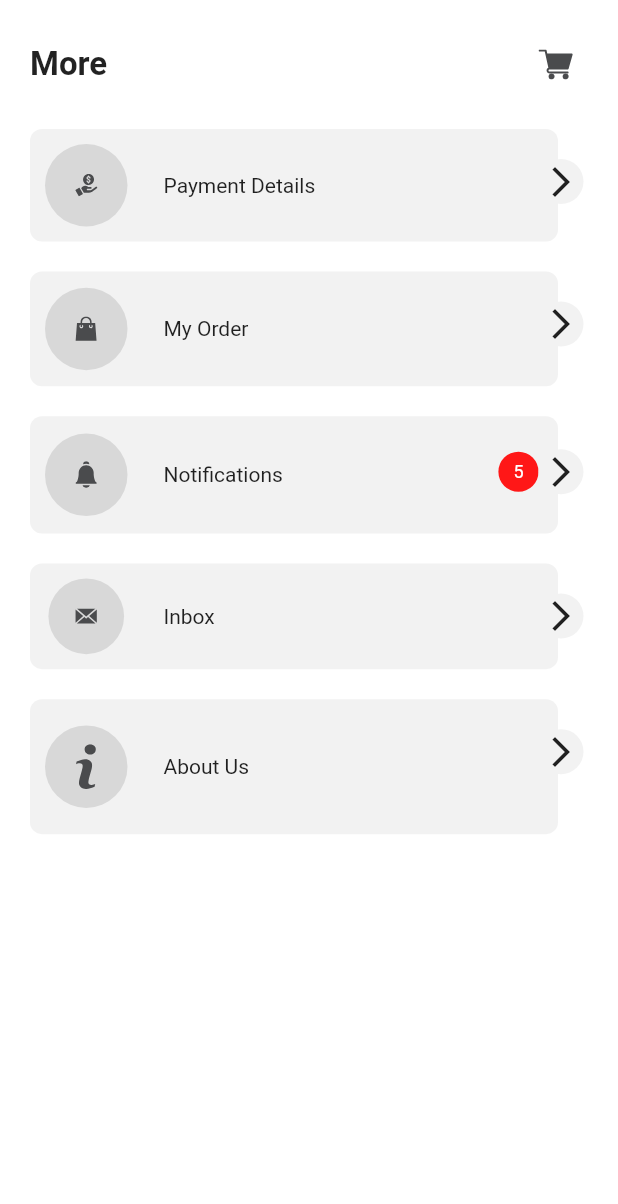
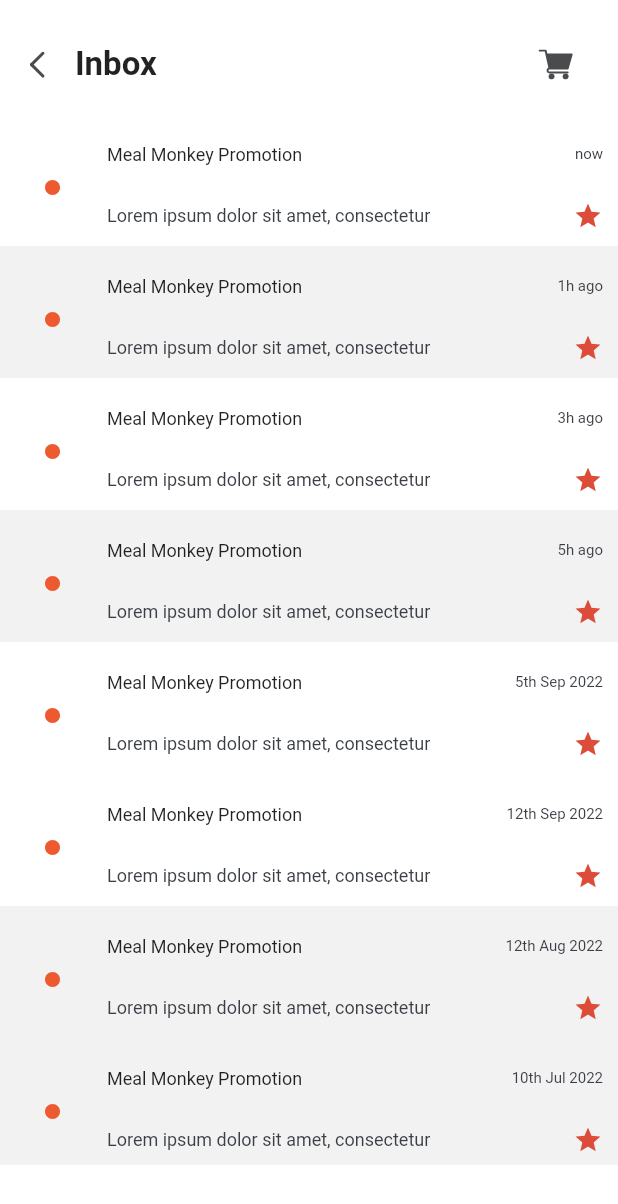
Before and after one commit to 7H3-PR073C70R/meal_monkey, a Flutter app: the MorePage screen opened directly, after a tap on "Inbox", on a phone screen of 412 x 824 dp. Shown: the top 1204 px of the screen. Run offline on Flutter 3.47's test engine with Material 2 defaults, Android fonts, the phone set to English and light mode, and no system bars; our stand-ins replace curved_navigation_bar, equatable, flutter_screenutil, flutter_svg, go_router, hooks_riverpod; network calls fail; Roboto replaces fonts that are missing (Metropolis); project files that could hold a hidden picture were left out.

Commit message:
Implement inbox UI

```diff
--- a/lib/src/core/router/router.dart
+++ b/lib/src/core/router/router.dart
@@ -3,6 +3,7 @@ import 'package:go_router/go_router.dart';
 import 'package:meal_monkey/src/core/widgets/smart_widgets/main_widget.dart';
 import 'package:meal_monkey/src/features/about/presentation/pages/about_us_page.dart';
 import 'package:meal_monkey/src/features/checkout/presentation/pages/checkout_page.dart';
+import 'package:meal_monkey/src/features/inbox/presentation/pages/inbox_page.dart';
 import 'package:meal_monkey/src/features/my_order/presentation/pages/my_order.dart';
 import 'package:meal_monkey/src/features/notification/presentation/page/notification_page.dart';
 
@@ -44,6 +45,11 @@ class Routes {
             path: '/checkout',
             builder: (context, state) => const CheckoutPage(),
           ),
+          GoRoute(
+            name: 'inbox',
+            path: '/inbox',
+            builder: (context, state) => const InboxPage(),
+          ),
         ],
       );
 }
--- a/lib/src/core/widgets/dummy_widgets/inbox_card.dart
+++ /dev/null
@@ -1,57 +0,0 @@
-import 'package:flutter/material.dart';
-
-import 'package:meal_monkey/src/core/constants/app_colors.dart';
-import 'package:meal_monkey/src/core/widgets/dummy_widgets/app_size.dart';
-import 'package:meal_monkey/src/core/widgets/dummy_widgets/app_textstyles.dart';
-
-class InboxCard extends StatelessWidget {
-  final String title;
-  final String description;
-  final String date;
-  const InboxCard({
-    Key? key,
-    required this.title,
-    required this.description,
-    required this.date,
-  }) : super(key: key);
-
-  @override
-  Widget build(BuildContext context) {
-    return Row(
-      children: [
-       const Icon(
-          Icons.notifications,
-          size: 20,
-          color: AppColors.orange,
-        ),
-        AppSpacing.horizontalSpaceLarge,
-        Column(
-          crossAxisAlignment: CrossAxisAlignment.start,
-          children: [
-            Text(title,
-                style: AppTextStyle.bodyOneTextStyle,),
-            AppSpacing.verticalSpaceSmall,
-            Text(description,
-                style: AppTextStyle.bodyOneTextStyle
-                    .copyWith(color: AppColors.greyColor),),
-          ],
-        ),
-        const Spacer(),
-        Column(
-          mainAxisAlignment: MainAxisAlignment.spaceBetween,
-          crossAxisAlignment: CrossAxisAlignment.end,
-          children: [
-            Text(date,
-                style: AppTextStyle.bodyTwoTextStyle
-                    .copyWith(color: AppColors.greyColor),),
-          const  Icon(
-              Icons.star,
-              size: 20,
-              color: AppColors.orange,
-            ),
-          ],
-        )
-      ],
-    );
-  }
-}
--- a/lib/src/features/checkout/presentation/pages/checkout_page.dart
+++ b/lib/src/features/checkout/presentation/pages/checkout_page.dart
@@ -27,7 +27,7 @@ class CheckoutPage extends StatelessWidget {
               child: DeliveryAddress(),
             ),
             _spaceContainer(),
-            PaymentMethod(),
+           const PaymentMethod(),
             _spaceContainer(),
             Padding(
               padding: const EdgeInsets.all(10.0),
--- a/lib/src/features/checkout/presentation/widgets/payment_method.dart
+++ b/lib/src/features/checkout/presentation/widgets/payment_method.dart
@@ -55,7 +55,7 @@ class PaymentMethod extends StatelessWidget {
                                   color: AppColors.greyModerateColor,
                                 ),
                                 AppSpacing.verticalSpaceSmall,
-                                AppInputField(
+                                const AppInputField(
                                   placeHolder: 'Card Number',
                                 ),
                                 AppSpacing.verticalSpaceLarge,
--- /dev/null
+++ b/lib/src/features/inbox/domain/entities/inbox.dart
@@ -0,0 +1,17 @@
+import 'package:equatable/equatable.dart';
+
+class Inbox extends Equatable {
+  final String text;
+  final String date;
+  final bool isRead;
+  final String desc;
+  const Inbox({
+    required this.text,
+    required this.date,
+    required this.isRead,
+    required this.desc,
+  });
+
+  @override
+  List<Object?> get props => [text, date, isRead];
+}
--- /dev/null
+++ b/lib/src/features/inbox/presentation/pages/inbox_page.dart
@@ -0,0 +1,97 @@
+import 'package:flutter/material.dart';
+import 'package:meal_monkey/src/core/constants/asset_path.dart';
+import 'package:meal_monkey/src/core/constants/strings.dart';
+import 'package:meal_monkey/src/core/widgets/dummy_widgets/app_bar.dart';
+import 'package:meal_monkey/src/features/inbox/domain/entities/inbox.dart';
+import 'package:meal_monkey/src/features/inbox/presentation/widgets/inbox_card.dart';
+
+
+
+
+
+class InboxPage extends StatelessWidget {
+  const InboxPage({Key? key}) : super(key: key);
+
+  @override
+  Widget build(BuildContext context) {
+    final kh = MediaQuery.of(context).size.height;
+
+    const List<Inbox> _inbox = [
+      Inbox(
+        text: 'Meal Monkey Promotion ',
+        date: 'now',
+        isRead: true,
+        desc: 'Lorem ipsum dolor sit amet, consectetur ',
+      ),
+      Inbox(
+        text: 'Meal Monkey Promotion ',
+        date: '1h ago',
+        isRead: false,
+         desc: 'Lorem ipsum dolor sit amet, consectetur ',
+      ),
+      Inbox(
+        text: 'Meal Monkey Promotion ',
+        date: '3h ago',
+        isRead: true,
+         desc: 'Lorem ipsum dolor sit amet, consectetur ',
+      ),
+      Inbox(
+        text: 'Meal Monkey Promotion ',
+        date: '5h ago',
+        isRead: false,
+         desc: 'Lorem ipsum dolor sit amet, consectetur ',
+      ),
+      Inbox(
+        text: 'Meal Monkey Promotion ',
+        date: '5th Sep 2022',
+        isRead: true,
+         desc: 'Lorem ipsum dolor sit amet, consectetur ',
+      ),
+      Inbox(
+        text: 'Meal Monkey Promotion ',
+        date: '12th Sep 2022',
+        isRead: true,
+         desc: 'Lorem ipsum dolor sit amet, consectetur ',
+      ),
+      Inbox(
+        text: 'Meal Monkey Promotion ',
+        date: '12th Aug 2022',
+        isRead: false,
+         desc: 'Lorem ipsum dolor sit amet, consectetur ',
+      ),
+      Inbox(
+        text: 'Meal Monkey Promotion ',
+        date: '10th Jul 2022',
+        isRead: false,
+         desc: 'Lorem ipsum dolor sit amet, consectetur ',
+      ),
+    ];
+    return Scaffold(
+      body: Column(
+        children: [
+          const AppCustomAppBar(
+            title: AppString.inbox,
+            isBackButton: true,
+            icon: AssetPath.shoppingCartIcon,
+          ),
+          SizedBox(
+            height: kh * 0.85,
+            child: ListView.builder(
+              shrinkWrap: true,
+              itemCount: _inbox.length,
+              itemBuilder: (context, index) {
+                return InboxCard(
+                    inboxTitle: _inbox[index].text,
+                    inboxTime: _inbox[index].date,
+                    inboxRead: _inbox[index].isRead,
+                    inboxDesc: _inbox[index].desc,
+
+                    );
+              },
+            ),
+          ),
+        ],
+      ),
+    );
+  }
+}
--- /dev/null
+++ b/lib/src/features/inbox/presentation/widgets/inbox_card.dart
@@ -0,0 +1,83 @@
+import 'package:flutter/material.dart';
+import 'package:flutter_svg/svg.dart';
+
+import 'package:meal_monkey/src/core/constants/app_colors.dart';
+import 'package:meal_monkey/src/core/constants/asset_path.dart';
+
+import 'package:meal_monkey/src/core/widgets/dummy_widgets/app_size.dart';
+import 'package:meal_monkey/src/core/widgets/dummy_widgets/app_textstyles.dart';
+
+class InboxCard extends StatelessWidget {
+  final String inboxTitle;
+  final String inboxTime;
+  final String inboxDesc;
+  final bool inboxRead;
+  const InboxCard({
+    Key? key,
+    required this.inboxTitle,
+    required this.inboxDesc,
+    required this.inboxTime,
+    required this.inboxRead,
+  }) : super(key: key);
+
+  @override
+  Widget build(BuildContext context) {
+    return Container(
+      color: inboxRead ? AppColors.kcWhiteColor : AppColors.greyLightColor,
+      child: Padding(
+        padding: const EdgeInsets.fromLTRB(30, 20, 10, 10),
+        child: Row(
+          mainAxisAlignment: MainAxisAlignment.spaceBetween,
+          children: [
+            Flexible(
+
+              child: SvgPicture.asset(AssetPath.dotIcon),
+            ),
+
+            Flexible(
+
+             flex: 8,
+              child: Column(
+                crossAxisAlignment: CrossAxisAlignment.start,
+                children: [
+                  Row(
+                     mainAxisAlignment: MainAxisAlignment.spaceBetween,
+                    children: [
+                      Text(
+                        inboxTitle,
+                        style: AppTextStyle.bodyOneTextStyle,
+                      ),
+                      AppSpacing.horizontalSpaceMedium,
+                      Text(
+                        inboxTime,
+                        overflow: TextOverflow.ellipsis,
+                        style: AppTextStyle.bodyTwoTextStyle
+                            .copyWith(color: AppColors.greyColor),
+                      ),
+                    ],
+                  ),
+                  AppSpacing.verticalSpaceLarge,
+                  Row(
+                    mainAxisAlignment: MainAxisAlignment.spaceBetween,
+                    children: [
+                      Text(
+                        inboxDesc,
+                        style: AppTextStyle.bodyOneTextStyle
+                            .copyWith(color: AppColors.greyColor),
+                      ),
+                      const Icon(
+                        Icons.star,
+                        size: 20,
+                        color: AppColors.orange,
+                      ),
+                    ],
+                  )
+                ],
+              ),
+            ),
+          ],
+        ),
+      ),
+    );
+  }
+}
--- a/lib/src/features/more/presentation/page/more_page.dart
+++ b/lib/src/features/more/presentation/page/more_page.dart
@@ -10,7 +10,6 @@ class MorePage extends StatelessWidget {
 
   @override
   Widget build(BuildContext context) {
-
     final kh = MediaQuery.of(context).size.height;
 
     return Scaffold(
@@ -20,22 +19,23 @@ class MorePage extends StatelessWidget {
             title: AppString.more,
             isBackButton: false,
             icon: AssetPath.shoppingCartIcon,
-
           ),
           SizedBox(
-            height: kh *0.75,
+            height: kh * 0.75,
             child: ListView(
               children: [
                 MoreOptionCard(
                   text: AppString.paymentDetails,
                   icon: AssetPath.incomeIcon,
-                    onTap: () {},),
+                  onTap: () {},
+                ),
                 MoreOptionCard(
                   text: AppString.myOrder,
                   icon: AssetPath.bagIcon,
                   onTap: () {
                     context.pushNamed('my-order');
-                    },),
+                  },
+                ),
                 MoreOptionCard(
                   text: AppString.notification,
                   icon: AssetPath.notificationIcon,
@@ -43,18 +43,22 @@ class MorePage extends StatelessWidget {
                   notificationValue: '5',
                   onTap: () {
                     context.pushNamed('notification');
-
-                    },),
+                  },
+                ),
                 MoreOptionCard(
                   text: AppString.inbox,
                   icon: AssetPath.mailIcon,
-                    onTap: () {},),
+                  onTap: () {
+                    context.pushNamed('inbox');
+                  },
+                ),
                 MoreOptionCard(
                   text: AppString.aboutUs,
                   icon: AssetPath.infoIcon,
                   onTap: () {
                     context.pushNamed('about');
-                    },),
+                  },
+                ),
               ],
             ),
           ),
```
Lines whose indentation alone changed are shown as unchanged.
